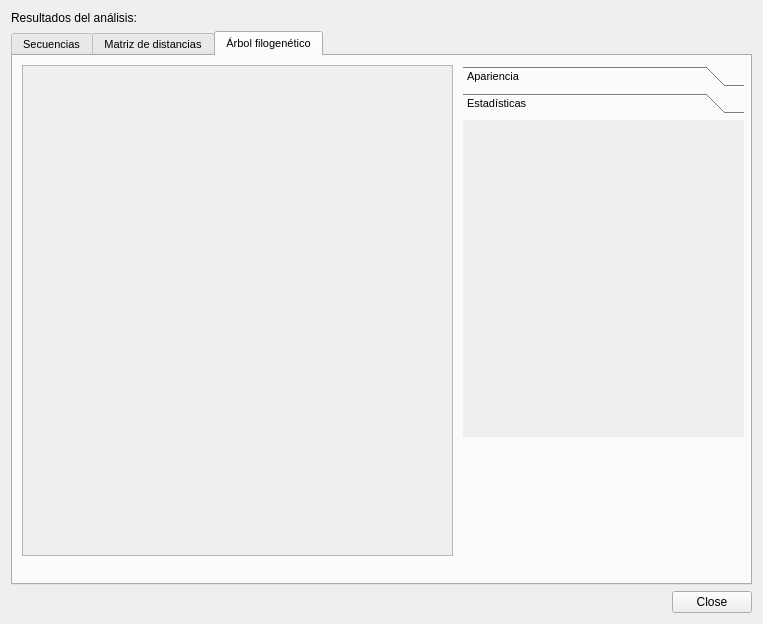
hspitia/GenomAMf, file src/gui/CorrelationAnalysisResultsForm.ui: the form before one commit.
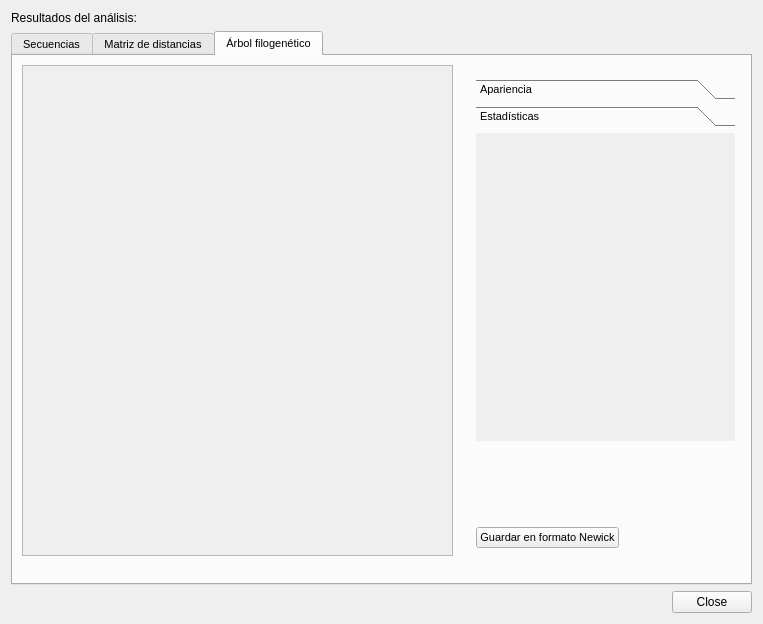
The form after the commit. The open tabs and pages were chosen to show the change. Icons and pictures are not drawn.

```diff
--- a/src/gui/CorrelationAnalysisResultsForm.ui
+++ b/src/gui/CorrelationAnalysisResultsForm.ui
@@ -194,15 +194,18 @@
         </property>
        </widget>
       </widget>
+      <widget class="QWidget" name="">
+       <property name="geometry">
+        <rect>
+         <x>452</x>
+         <y>12</y>
+         <width>281</width>
+         <height>491</height>
+        </rect>
+       </property>
+       <layout class="QGridLayout" name="gridLayout_4">
+        <item row="0" column="0">
       <widget class="QToolBox" name="treeInfoToolBox">
-       <property name="geometry">
-        <rect>
-         <x>450</x>
-         <y>10</y>
-         <width>281</width>
-         <height>371</height>
-        </rect>
-       </property>
        <property name="styleSheet">
         <string>font: 8pt;</string>
        </property>
@@ -237,8 +240,8 @@
          <rect>
           <x>0</x>
           <y>0</y>
-          <width>261</width>
-          <height>311</height>
+             <width>279</width>
+             <height>307</height>
          </rect>
         </property>
         <attribute name="icon">
@@ -248,8 +251,50 @@
         <attribute name="label">
          <string>Estadísticas</string>
         </attribute>
-        <layout class="QGridLayout" name="gridLayout_5"/>
-       </widget>
+          </widget>
+         </widget>
+        </item>
+        <item row="1" column="0">
+         <spacer name="verticalSpacer_2">
+          <property name="orientation">
+           <enum>Qt::Vertical</enum>
+          </property>
+          <property name="sizeType">
+           <enum>QSizePolicy::Preferred</enum>
+          </property>
+          <property name="sizeHint" stdset="0">
+           <size>
+            <width>20</width>
+            <height>80</height>
+           </size>
+          </property>
+         </spacer>
+        </item>
+        <item row="2" column="0">
+         <layout class="QHBoxLayout" name="horizontalLayout_2">
+          <item>
+           <widget class="QPushButton" name="exportToNewickFormatButton">
+            <property name="text">
+             <string>Guardar en formato Newick</string>
+            </property>
+           </widget>
+          </item>
+          <item>
+           <spacer name="horizontalSpacer_2">
+            <property name="orientation">
+             <enum>Qt::Horizontal</enum>
+            </property>
+            <property name="sizeHint" stdset="0">
+             <size>
+              <width>40</width>
+              <height>20</height>
+             </size>
+            </property>
+           </spacer>
+          </item>
+         </layout>
+        </item>
+       </layout>
       </widget>
      </widget>
     </widget>
```
Left out of the diff: 6 changed lines with no effect on the pictures. Lines whose indentation alone changed are shown as unchanged.
